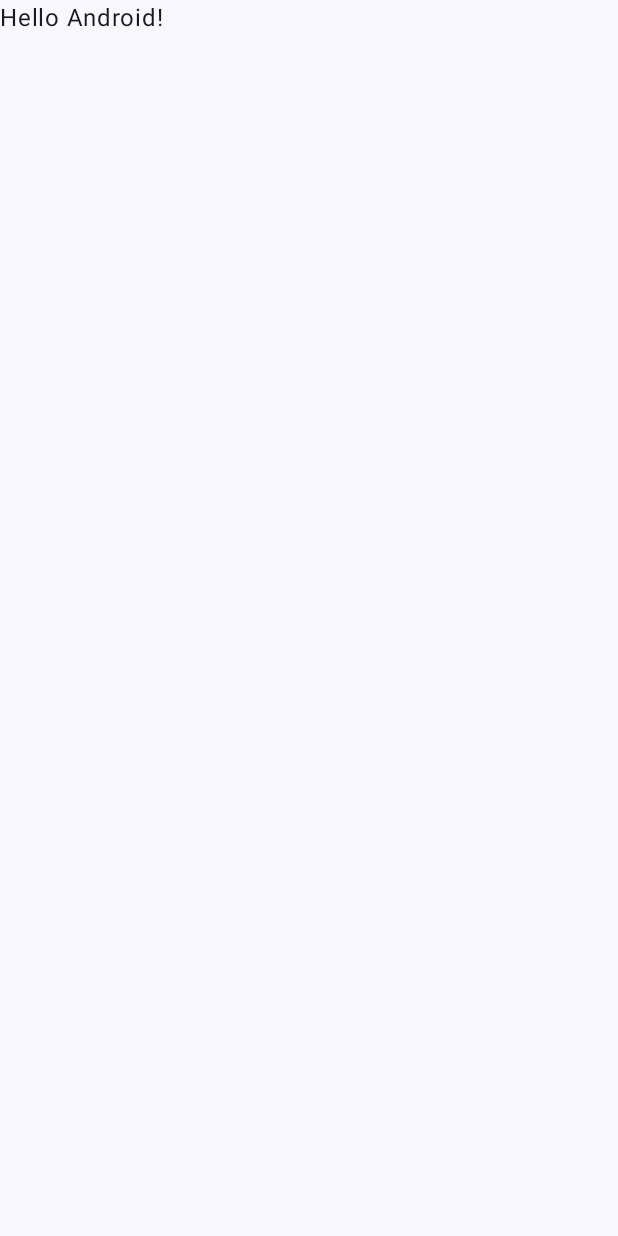
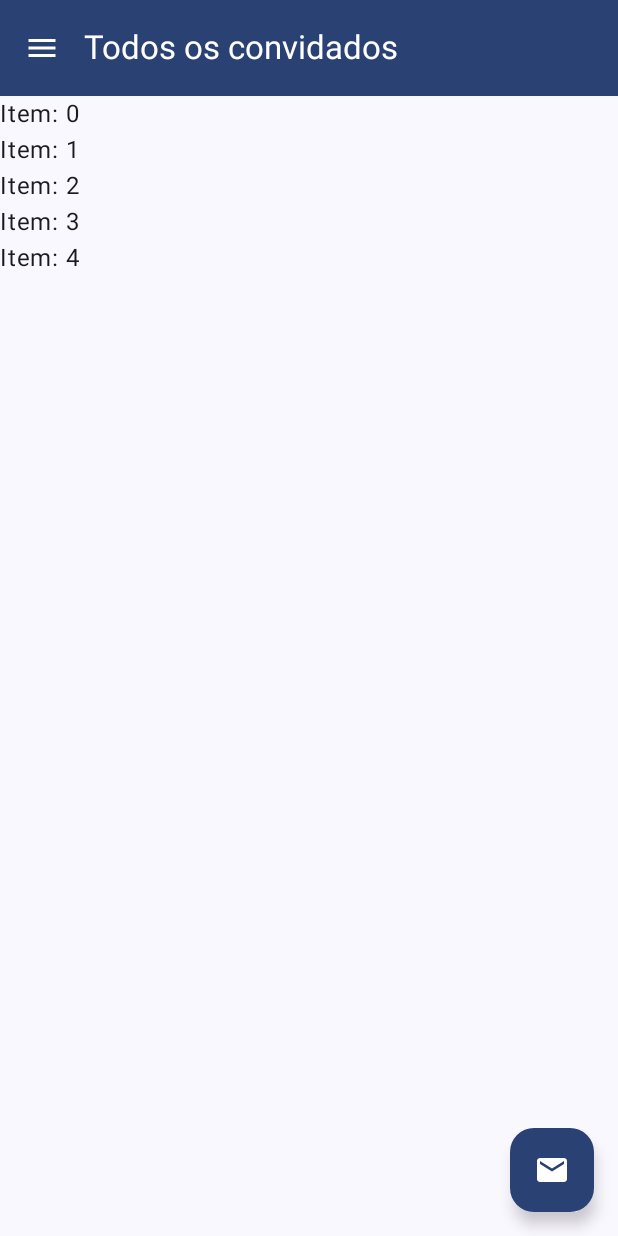
Before and after one commit to FYuriVS/Convidados, an Android app built with Jetpack Compose: the screen it shows after launch (MainActivity), on a phone screen of 412 x 824 dp. Before the commit the screen is almost empty. Run offline under Robolectric (Android 15) with nearby library versions, the phone set to English and light mode, and no system bars.

Commit message:
first commit

```diff
--- a/app/build.gradle.kts
+++ b/app/build.gradle.kts
@@ -30,11 +30,11 @@ android {
         }
     }
     compileOptions {
-        sourceCompatibility = JavaVersion.VERSION_1_8
-        targetCompatibility = JavaVersion.VERSION_1_8
+        sourceCompatibility = JavaVersion.VERSION_17
+        targetCompatibility = JavaVersion.VERSION_17
     }
     kotlinOptions {
-        jvmTarget = "1.8"
+        jvmTarget = "17"
     }
     buildFeatures {
         compose = true
--- a/app/src/main/java/com/yurivital/convidados_compose/MainActivity.kt
+++ b/app/src/main/java/com/yurivital/convidados_compose/MainActivity.kt
@@ -3,44 +3,112 @@ package com.yurivital.convidados_compose
 import android.os.Bundle
 import androidx.activity.ComponentActivity
 import androidx.activity.compose.setContent
+import androidx.compose.foundation.layout.Box
+import androidx.compose.foundation.layout.Column
+import androidx.compose.foundation.layout.WindowInsets
 import androidx.compose.foundation.layout.fillMaxSize
+import androidx.compose.foundation.layout.padding
+import androidx.compose.foundation.layout.width
+import androidx.compose.foundation.lazy.LazyColumn
+import androidx.compose.material.icons.Icons
+import androidx.compose.material.icons.filled.Email
+import androidx.compose.material.icons.filled.Menu
+import androidx.compose.material3.Button
+import androidx.compose.material3.DrawerValue
+import androidx.compose.material3.ExperimentalMaterial3Api
+import androidx.compose.material3.FloatingActionButton
+import androidx.compose.material3.Icon
+import androidx.compose.material3.IconButton
 import androidx.compose.material3.MaterialTheme
+import androidx.compose.material3.ModalDrawerSheet
+import androidx.compose.material3.ModalNavigationDrawer
+import androidx.compose.material3.NavigationDrawerItem
+import androidx.compose.material3.Scaffold
 import androidx.compose.material3.Surface
 import androidx.compose.material3.Text
+import androidx.compose.material3.TopAppBar
+import androidx.compose.material3.TopAppBarDefaults
+import androidx.compose.material3.rememberDrawerState
 import androidx.compose.runtime.Composable
+import androidx.compose.runtime.MutableState
+import androidx.compose.runtime.mutableStateOf
+import androidx.compose.runtime.remember
+import androidx.compose.runtime.rememberCoroutineScope
 import androidx.compose.ui.Modifier
+import androidx.compose.ui.graphics.Color
+import androidx.compose.ui.modifier.modifierLocalConsumer
 import androidx.compose.ui.tooling.preview.Preview
+import androidx.compose.ui.unit.dp
 import com.yurivital.convidados_compose.ui.theme.Convidados_ComposeTheme
+import kotlinx.coroutines.launch
 
 class MainActivity : ComponentActivity() {
+
+
+    @OptIn(ExperimentalMaterial3Api::class)
     override fun onCreate(savedInstanceState: Bundle?) {
+
         super.onCreate(savedInstanceState)
         setContent {
             Convidados_ComposeTheme {
-                // A surface container using the 'background' color from the theme
-                Surface(
-                    modifier = Modifier.fillMaxSize(),
-                    color = MaterialTheme.colorScheme.background
-                ) {
-                    Greeting("Android")
+                val drawerState = rememberDrawerState(initialValue = DrawerValue.Closed)
+                val scope = rememberCoroutineScope()
+                ModalNavigationDrawer(
+                    drawerState = drawerState,
+                    drawerContent = {
+                        ModalDrawerSheet {
+                            Column(modifier = Modifier
+                                .width(300.dp)
+                                .padding(32.dp)) {
+                                Text(text = "teste")
+                                NavigationDrawerItem(
+                                    label = { Text(text = "Lista de convidados") },
+                                    selected = false,
+                                    onClick = { })
+                            }
+                        }
+                    }) {
+                    Scaffold(
+                        topBar = {
+                            TopAppBar(
+                                navigationIcon = {
+                                    IconButton(onClick = {
+                                        scope.launch {
+                                            drawerState.apply {
+                                                if (isClosed) open() else close()
+                                            }
+                                        }
+                                    }) {
+                                        Icon(
+                                            imageVector = Icons.Filled.Menu,
+                                            contentDescription = "menu",
+                                            tint = Color.White
+                                        )
+                                    }
+                                },
+                                colors = TopAppBarDefaults.topAppBarColors(containerColor = MaterialTheme.colorScheme.primary),
+                                title = { Text(text = "Todos os convidados", color = Color.White) })
+                        },
+
+                        floatingActionButton = {
+                            FloatingActionButton(
+                                onClick = {},
+                                containerColor = MaterialTheme.colorScheme.primary
+                            ) {
+                                Icon(imageVector = Icons.Filled.Email, contentDescription = "Email")
+                            }
+                        },
+                        modifier = Modifier.fillMaxSize(),
+
+                        ) { contentPadding ->
+                        LazyColumn(modifier = Modifier.padding(contentPadding)) {
+                            items(5) { index ->
+                                Text(text = "Item: $index")
+                            }
+                        }
+                    }
                 }
             }
         }
     }
 }
-
-@Composable
-fun Greeting(name: String, modifier: Modifier = Modifier) {
-    Text(
-        text = "Hello $name!",
-        modifier = modifier
-    )
-}
-
-@Preview(showBackground = true)
-@Composable
-fun GreetingPreview() {
-    Convidados_ComposeTheme {
-        Greeting("Android")
-    }
-}
--- a/app/src/main/java/com/yurivital/convidados_compose/ui/theme/Theme.kt
+++ b/app/src/main/java/com/yurivital/convidados_compose/ui/theme/Theme.kt
@@ -10,6 +10,7 @@ import androidx.compose.material3.dynamicLightColorScheme
 import androidx.compose.material3.lightColorScheme
 import androidx.compose.runtime.Composable
 import androidx.compose.runtime.SideEffect
+import androidx.compose.ui.graphics.Color
 import androidx.compose.ui.graphics.toArgb
 import androidx.compose.ui.platform.LocalContext
 import androidx.compose.ui.platform.LocalView
@@ -24,9 +25,8 @@ private val DarkColorScheme = darkColorScheme(
 private val LightColorScheme = lightColorScheme(
     primary = Purple40,
     secondary = PurpleGrey40,
-    tertiary = Pink40
+    tertiary = Pink40,
 
-    /* Other default colors to override
     background = Color(0xFFFFFBFE),
     surface = Color(0xFFFFFBFE),
     onPrimary = Color.White,
@@ -34,7 +34,7 @@ private val LightColorScheme = lightColorScheme(
     onTertiary = Color.White,
     onBackground = Color(0xFF1C1B1F),
     onSurface = Color(0xFF1C1B1F),
-    */
+
 )
 
 @Composable
```
Also changed, not shown: app/src/main/res/values/colors.xml (+1 -9 lines).
